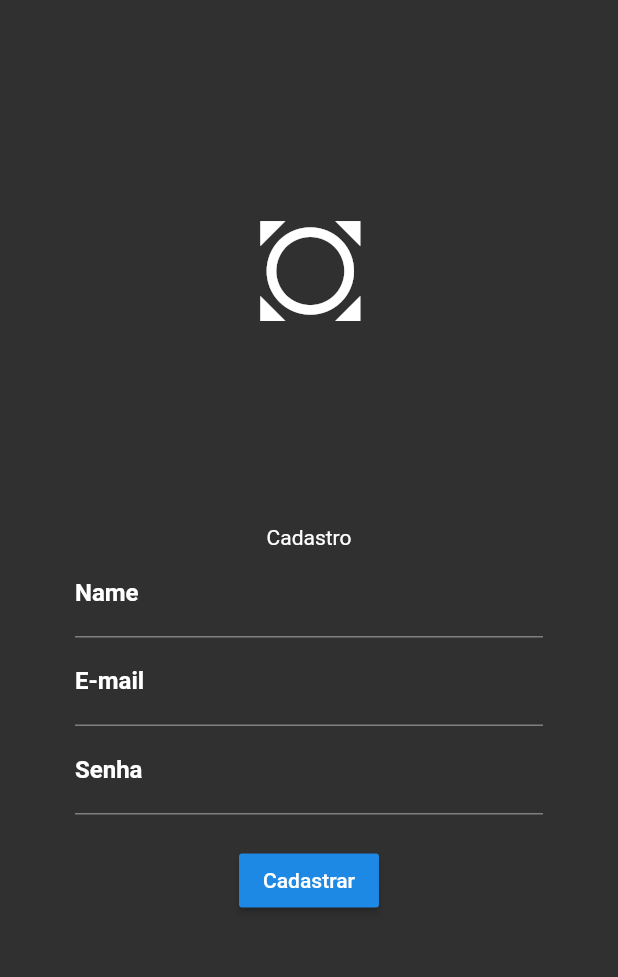
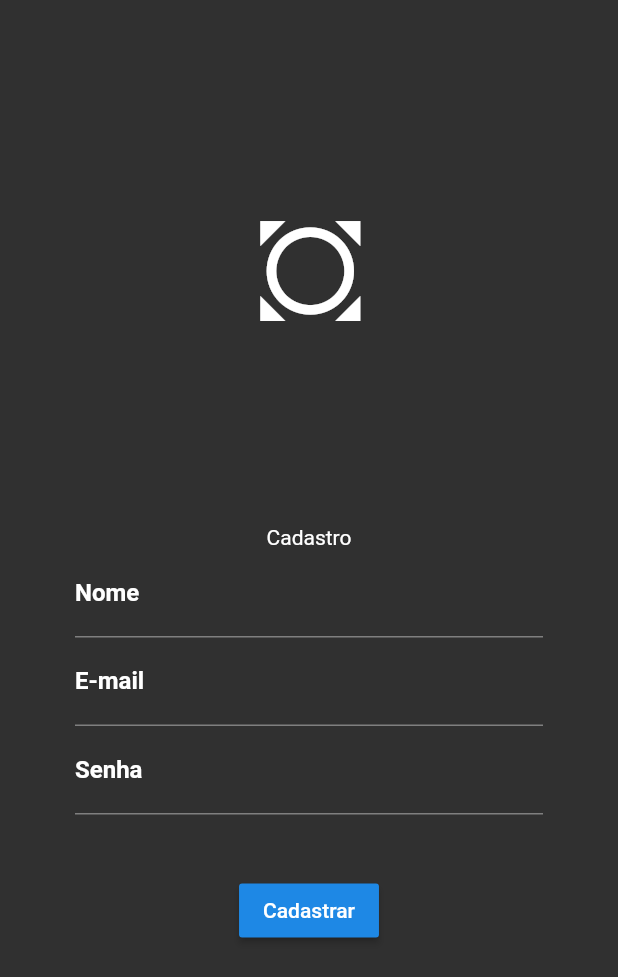
Before and after one commit to rezendevictor/flutter-mvvm, a Flutter app: the screen it shows after launch, on a phone screen of 412 x 824 dp. Shown: the top 977 px of the screen. Run offline on Flutter 3.47's test engine with Material 2 defaults, Android fonts, the phone set to English and light mode, and no system bars; our stand-ins replace charts_flutter, mobx; generated files the repository leaves out were written again.

Commit message:
Login Screen and State Control

```diff
--- a/lib/controler/login_controller.dart
+++ b/lib/controler/login_controller.dart
@@ -9,7 +9,9 @@ class LoginControler {
   }
 
   Future<UserModel> create(SingupViewModel model) async {
+    model.busy = true;
     var user  = await repository.createAccount(model);
+    model.busy = false;
     return user;
 
   }
--- a/lib/main.dart
+++ b/lib/main.dart
@@ -1,5 +1,7 @@
 import 'package:flutter/material.dart';
+import 'package:mvvm/stores/app.store.dart';
 import 'package:mvvm/view/login_view.dart';
+import 'package:provider/provider.dart';
 
 void main() => runApp(MyApp());
 
@@ -7,11 +9,18 @@ class MyApp extends StatelessWidget {
   // This widget is the root of your application.
   @override
   Widget build(BuildContext context) {
-    return MaterialApp(
-      title: 'MVVM',
-      debugShowCheckedModeBanner: false,
-      theme: ThemeData.dark(),
-      home: MyHomePage(),
+    return MultiProvider(
+      providers: [
+        Provider<AppStore>.value(
+          value: AppStore(),
+        ),
+      ],
+      child: MaterialApp(
+        title: 'MVVM',
+        debugShowCheckedModeBanner: false,
+        theme: ThemeData.dark(),
+        home: MyHomePage(),
+      ),
     );
   }
 }
--- a/lib/repositories/account_repository.dart
+++ b/lib/repositories/account_repository.dart
@@ -4,12 +4,12 @@ import 'package:mvvm/viewmodel/singup_viewmodel.dart';
 class AccountRepository{
 
   Future<UserModel> createAccount(SingupViewModel model) async {
-    await Future.delayed(new Duration(seconds: 1));
+    await Future.delayed(new Duration(seconds: 2));
     return new UserModel(
         id: "1",
         name: "Teste",
         email: "email@provedor.com",
-        picture: "",
+        picture: "https://picsum.photos/200/300https://picsum.photos/200/300",
         token: "null"
     );
   }
--- a/lib/view/login_view.dart
+++ b/lib/view/login_view.dart
@@ -1,22 +1,24 @@
 import 'package:flutter/cupertino.dart';
 import 'package:flutter/material.dart';
 import 'package:mvvm/controler/login_controller.dart';
+import 'package:mvvm/stores/app.store.dart';
+import 'package:mvvm/view/entry_view.dart';
 import 'package:mvvm/viewmodel/singup_viewmodel.dart';
+import 'package:provider/provider.dart';
 
 class LoginView extends StatefulWidget {
+  @override
+  State<StatefulWidget> createState() => _SingupViewState();
+}
 
-
-  @override
-  State<StatefulWidget> createState() =>_SingupViewState();
-
-}
-class _SingupViewState extends State<LoginView>{
+class _SingupViewState extends State<LoginView> {
   final _formkey = GlobalKey<FormState>();
   final _controller = new LoginControler();
   var model = new SingupViewModel();
 
   @override
   Widget build(BuildContext context) {
+    var store = Provider.of<AppStore>(context);
     return SingleChildScrollView(
       child: Column(
         children: <Widget>[
@@ -25,7 +27,10 @@ class _SingupViewState extends State<LoginView>{
               margin: const EdgeInsets.fromLTRB(10, 80, 10, 20),
               width: 200.0,
               height: 200.0,
-              child: Icon(Icons.all_out,size:100,),
+              child: Icon(
+                Icons.all_out,
+                size: 100,
+              ),
             ),
           ),
           Padding(
@@ -38,7 +43,7 @@ class _SingupViewState extends State<LoginView>{
                   TextFormField(
                       keyboardType: TextInputType.text,
                       decoration: InputDecoration(
-                          labelText: "Name",
+                          labelText: "Nome",
                           labelStyle: TextStyle(
                             color: Colors.white,
                             fontWeight: FontWeight.bold,
@@ -89,20 +94,35 @@ class _SingupViewState extends State<LoginView>{
                       },
                       onSaved: (val) {
                         model.password = val;
-                      }
+                      }),
+                  Padding(
+                    padding: const EdgeInsets.all(40.0),
+                    child: model.busy
+                        ? Center(
+                            child: Container(
+                              child: CircularProgressIndicator(
+                                backgroundColor: Colors.black,
                               ),
-                  Padding(
-                    padding: const EdgeInsets.all(20.0),
-                    child: RaisedButton(
+                            ),
+                          )
+                        : RaisedButton(
                             child: Text("Cadastrar"),
                             onPressed: () {
                               if (_formkey.currentState.validate()) {
                                 _formkey.currentState.save();
                               }
 
-                        _controller.create(model).then((data){
-                          print(data.email);
-                          print(data.name);
+                              setState(() {
+                                _controller.create(model).then((data) {
+                                  setState(() {});
+                                  store.setUser(data.name, data.email, data.picture,data.token);
+                               Navigator.push(
+                                 context,
+                                 MaterialPageRoute(
+                                   builder: (context) => Entry(),
+                                 ),
+                               );
+                                });
                               });
                             },
                           ),
@@ -111,7 +131,6 @@ class _SingupViewState extends State<LoginView>{
               ),
             ),
           ),
-
         ],
       ),
     );
--- a/lib/viewmodel/singup_viewmodel.dart
+++ b/lib/viewmodel/singup_viewmodel.dart
@@ -2,6 +2,5 @@ class SingupViewModel{
   String name = "";
   String email = "";
   String password = "";
-
-
+  bool busy = false;
 }
--- a/pubspec.yaml
+++ b/pubspec.yaml
@@ -29,6 +29,7 @@ dependencies:
   charts_flutter: any
   mobx: ^0.4.0
   flutter_mobx: ^0.3.4
+  provider: ^4.0.4
 
 dev_dependencies:
   flutter_test:
```
Also changed, not shown: lib/model/ExpenseModel.dart (added, +36 -0 lines), lib/model/expenseDataModel.dart (added, +16 -0 lines), lib/stores/app.store.dart (added, +31 -0 lines), lib/view/entry_view.dart (+8 -3 lines), lib/view/transaction_view.dart (added, +23 -0 lines), lib/view/view_elements/drawer_element.dart (+17 -20 lines), lib/viewmodel/expenseaddition.viewmodel.dart (added, +9 -0 lines), pubspec.lock. Lines whose indentation alone changed are shown as unchanged.
